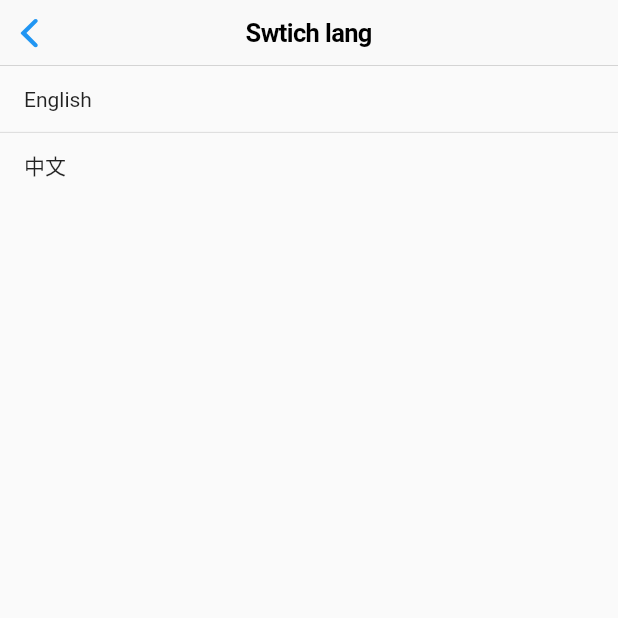
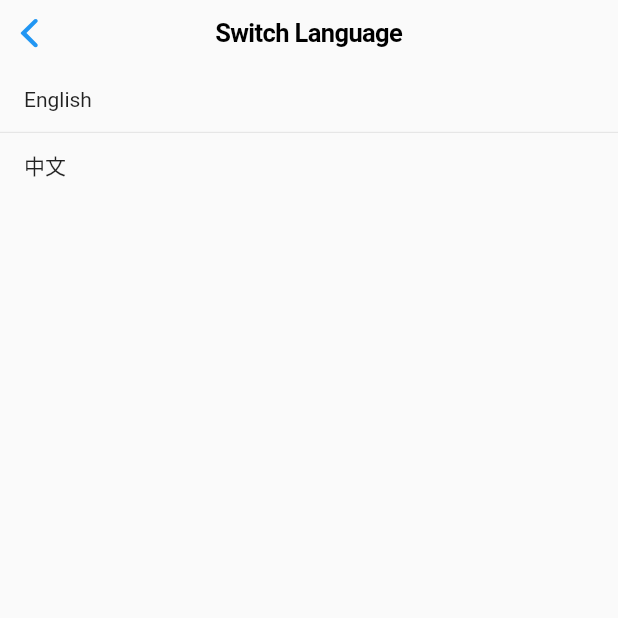
Before and after one commit to AscenX/flutter_mvvm, a Flutter app: the SwitchLangRoute screen opened directly, on a phone screen of 412 x 824 dp, the top half of it. Run offline on Flutter 3.47's test engine with Material 2 defaults, Android fonts, the phone set to English and light mode, and no system bars; our stand-ins replace after_layout, dio, easy_refresh, rxdart; missing offline and left inert: rx_command; generated files the repository leaves out were written again.

Commit message:
多语言

```diff
--- /dev/null
+++ b/lib/l10n/intl_en.arb
@@ -0,0 +1,4 @@
+{
+  "switch_lang" : "Switch Language",
+  "current_lang" : "Current Language"
+}
--- /dev/null
+++ b/lib/l10n/intl_zh.arb
@@ -0,0 +1,4 @@
+{
+  "switch_lang" : "切换语言",
+  "current_lang" : "当前语言"
+}
--- /dev/null
+++ b/lib/module/common/EventBus.dart
@@ -0,0 +1,45 @@
+//订阅者回调签名
+typedef void EventCallback(arg);
+
+class EventBus {
+  //私有构造函数
+  EventBus._internal();
+
+  //保存单例
+  static final EventBus _singleton = EventBus._internal();
+
+  //工厂构造函数
+  factory EventBus() => _singleton;
+
+
+  //保存事件订阅者队列，key:事件名(id)，value: 对应事件的订阅者队列
+  final _emap = Map<Object, List<EventCallback>?>();
+
+  //添加订阅者
+  void on(eventName, EventCallback f) {
+    _emap[eventName] ??=  <EventCallback>[];
+    _emap[eventName]!.add(f);
+  }
+
+  //移除订阅者
+  void off(eventName, [EventCallback? f]) {
+    var list = _emap[eventName];
+    if (eventName == null || list == null) return;
+    if (f == null) {
+      _emap[eventName] = null;
+    } else {
+      list.remove(f);
+    }
+  }
+
+  //触发事件，事件触发后该事件所有订阅者会被调用
+  void emit(eventName, [arg]) {
+    var list = _emap[eventName];
+    if (list == null) return;
+    int len = list.length - 1;
+    //反向遍历，防止订阅者在回调中移除自身带来的下标错位
+    for (var i = len; i > -1; --i) {
+      list[i](arg);
+    }
+  }
+}
--- a/lib/module/index/index_list_item.dart
+++ b/lib/module/index/index_list_item.dart
@@ -3,6 +3,7 @@ import 'package:flutter_mvvm/module/common/widget/list_item.dart';
 import 'package:flutter_mvvm/module/index/index_data.dart';
 
 class _IndexListItemState extends State<IndexListItem> {
+
   @override
   Widget build(BuildContext context) {
     return Material(
--- a/lib/module/intl/intl_route.dart
+++ b/lib/module/intl/intl_route.dart
@@ -2,6 +2,7 @@
 import 'package:flutter/cupertino.dart';
 import 'package:flutter/material.dart';
 import 'package:flutter_mvvm/module/intl/switch_lang_route.dart';
+import 'package:flutter_mvvm/generated/l10n.dart';
 
 class _IntlState extends State<IntlRoute> {
 
@@ -14,13 +15,13 @@ class _IntlState extends State<IntlRoute> {
       padding: EdgeInsets.fromLTRB(20, 32, 20, 20),
       child: Column(
         children: [
-          Text('current lang:$currentLang'),
+          Text('${S.current.current_lang}:${Localizations.maybeLocaleOf(context).toString()}'),
           SizedBox(height: 50),
           OutlinedButton(onPressed: (){
             Navigator.of(context).push(MaterialPageRoute(builder: (ctx){
               return SwitchLangRoute();
             }));
-          }, child: Text('Switch Lang'))
+          }, child: Text(S.current.switch_lang))
         ],
       ),
     );
--- a/lib/module/intl/switch_lang_route.dart
+++ b/lib/module/intl/switch_lang_route.dart
@@ -1,5 +1,7 @@
 import 'package:flutter/cupertino.dart';
 import 'package:flutter/material.dart';
+import 'package:flutter_mvvm/generated/l10n.dart';
+import 'package:flutter_mvvm/module/common/EventBus.dart';
 
 class _SwitchLangState extends State<SwitchLangRoute> {
   String currentLang = 'En';
@@ -7,18 +9,38 @@ class _SwitchLangState extends State<SwitchLangRoute> {
 
   @override
   Widget build(BuildContext context) {
-    return Scaffold(
-        appBar: const CupertinoNavigationBar(
-          middle: Text('Swtich lang'),
+
+    String title = S.current.switch_lang;
+
+    return CupertinoPageScaffold(
+      navigationBar: CupertinoNavigationBar(
+          middle: Text(S.current.switch_lang),
         ),
-        body: Container(
+        child: Container(
           child: ListView.separated(
             itemBuilder: (ctx, idx) {
-              return Container(
-                height: 44.0,
-                padding: const EdgeInsets.only(left: 16),
-                alignment: Alignment.centerLeft,
-                child: Text(allLangs[idx]),
+              return Material(
+                child: Ink(
+                  child: InkWell(
+                    onTap: (){
+                      if (idx == 0) {
+                        S.delegate.load(const Locale('en'));
+                      } else {
+                        S.delegate.load(const Locale('zh'));
+                      }
+
+                      EventBus().emit('ChangeLanguage');
+
+                      Navigator.of(context).pop();
+                    },
+                    child: Container(
+                      height: 44.0,
+                      padding: const EdgeInsets.only(left: 16),
+                      alignment: Alignment.centerLeft,
+                      child: Text(allLangs[idx]),
+                    ),
+                  ),
+                ),
               );
             },
             separatorBuilder: (ctx, idx) => const Divider(height: 0.5),
--- a/pubspec.yaml
+++ b/pubspec.yaml
@@ -51,7 +51,6 @@ dev_dependencies:
   flutter_test:
     sdk: flutter
 
-
   # The "flutter_lints" package below contains a set of recommended lints to
   # encourage good coding practices. The lint set provided by the package is
   # activated in the `analysis_options.yaml` file located at the root of your
@@ -101,3 +100,5 @@ flutter:
   #
   # For details regarding fonts from package dependencies,
   # see https://flutter.dev/custom-fonts/#from-packages
+flutter_intl:
+  enabled: true
```
Also changed, not shown: lib/main.dart (+31 -15 lines), 1 other file.
